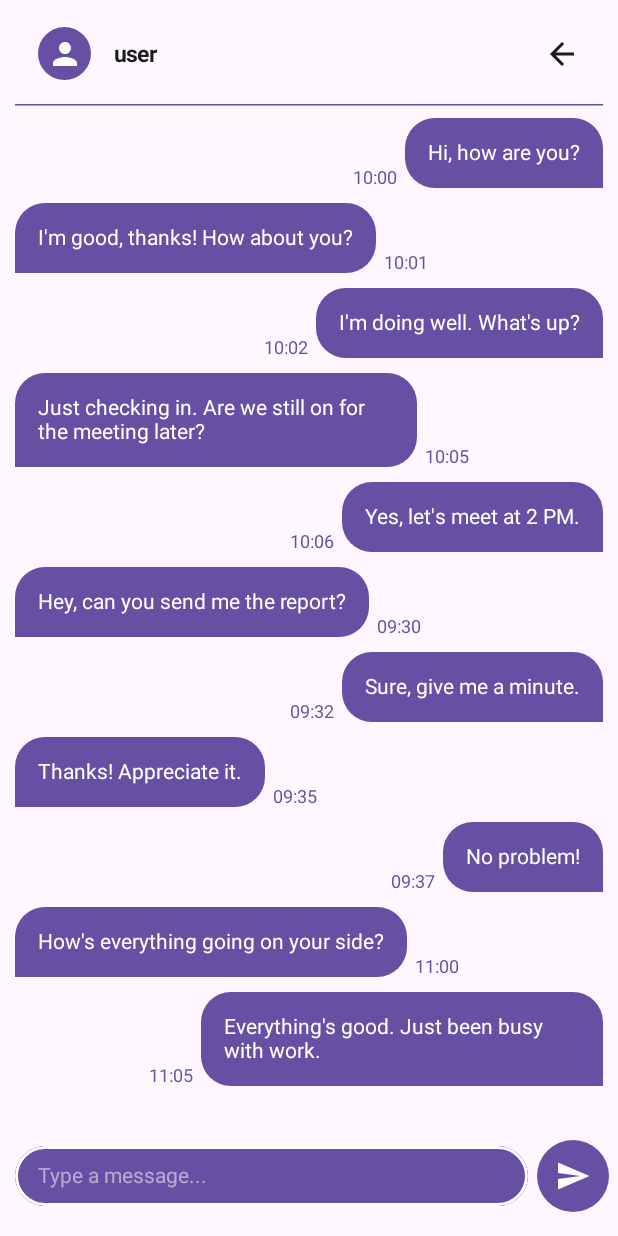
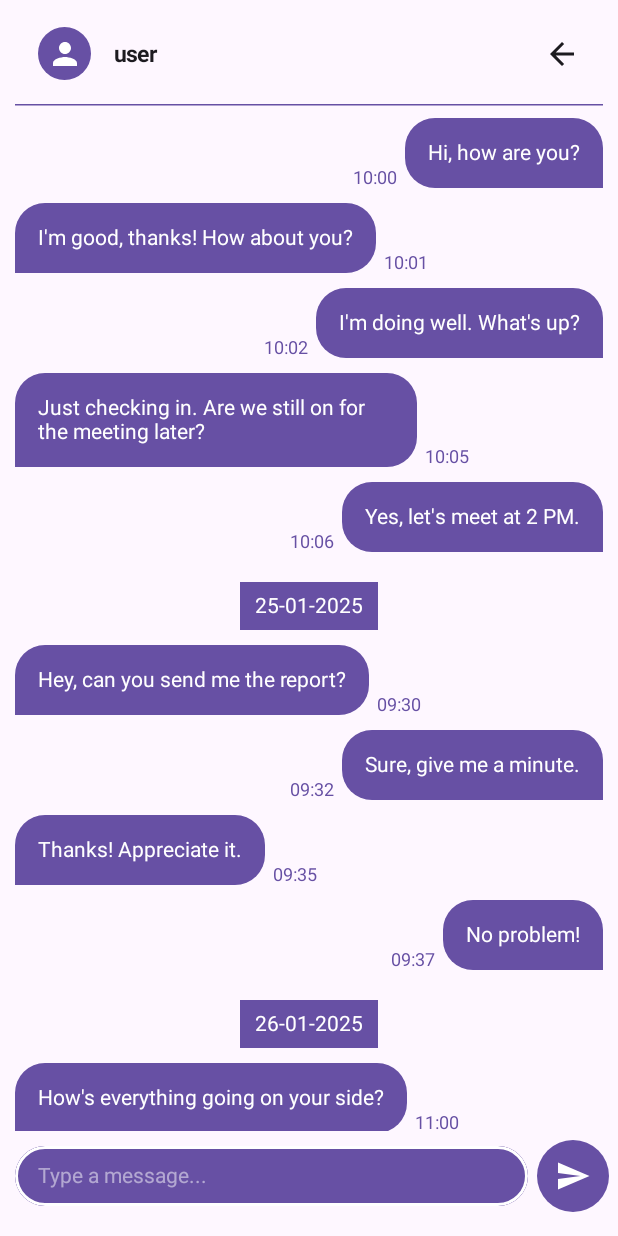
Before and after one commit to 4lghi/Chat-View-Kit, an Android app built with Jetpack Compose: the screen it shows after launch (MainActivity), on a phone screen of 412 x 824 dp. Run offline under Robolectric (Android 15) with nearby library versions, the phone set to English and light mode, and no system bars.

Commit message:
chat ui update

```diff
--- a/app/src/main/java/com/example/chat_republik/MainActivity.kt
+++ b/app/src/main/java/com/example/chat_republik/MainActivity.kt
@@ -23,6 +23,7 @@ import androidx.compose.foundation.layout.padding
 import androidx.compose.foundation.layout.size
 import androidx.compose.foundation.layout.width
 import androidx.compose.foundation.layout.widthIn
+import androidx.compose.foundation.layout.wrapContentSize
 import androidx.compose.foundation.lazy.LazyColumn
 import androidx.compose.foundation.lazy.items
 import androidx.compose.foundation.rememberScrollState
@@ -58,6 +59,7 @@ import androidx.compose.ui.graphics.SolidColor
 import androidx.compose.ui.platform.LocalConfiguration
 import androidx.compose.ui.text.TextStyle
 import androidx.compose.ui.text.font.FontWeight
+import androidx.compose.ui.text.style.TextAlign
 import androidx.compose.ui.tooling.preview.Preview
 import androidx.compose.ui.unit.dp
 import androidx.compose.ui.unit.sp
@@ -161,9 +163,9 @@ fun Chat() {
         )
     }
 
+    val currentTime = LocalDateTime.now().format(DateTimeFormatter.ofPattern("dd-MM-yyyy HH:mm"))
+    var dateBefore by remember { mutableStateOf("") }
 
-
-    val currentTime = LocalDateTime.now().format(DateTimeFormatter.ofPattern("dd-MM-yyyy HH:mm"))
     var isMessageReceived by remember { mutableStateOf(false) }
 
 //    username user
@@ -246,14 +248,45 @@ fun Chat() {
             ) {
                 items(messages) { message ->
                     val timeFormatted = try {
-                        // Mencoba untuk memparsing waktu
                         LocalDateTime.parse(message.time, DateTimeFormatter.ofPattern("dd-MM-yyyy HH:mm"))
                             .format(DateTimeFormatter.ofPattern("HH:mm"))
                     } catch (e: DateTimeParseException) {
-                        // Tangani kesalahan parsing jika terjadi dan beri nilai default
                         Log.e("ChatApp", "Parsing error for time: ${e.message}")
                         ""
                     }
+
+                    val dateFormatted = try {
+                        LocalDateTime.parse(message.time, DateTimeFormatter.ofPattern("dd-MM-yyyy HH:mm"))
+                            .format(DateTimeFormatter.ofPattern("dd-MM-yyyy"))
+                    } catch (e: DateTimeParseException) {
+                        Log.e("ChatApp", "Parsing error for date: ${e.message}")
+                        ""
+                    }
+
+                    // Jika tanggal pesan berubah, tambahkan header tanggal baru
+                    if (dateFormatted != dateBefore) {
+                        dateBefore = dateFormatted
+
+                        Row {
+                            Box(
+                                modifier = Modifier
+                                    .weight(1f)
+                                    .padding(top = 10.dp, bottom = 10.dp)
+                                    .wrapContentSize(Alignment.Center) // Agar Box mengikuti lebar konten
+                            ) {
+                                Text(
+                                    text = dateFormatted,
+                                    textAlign = TextAlign.Center,
+                                    modifier = Modifier
+                                        .background(MaterialTheme.colorScheme.primary) // Background pada Text saja
+                                        .padding(horizontal = 10.dp, vertical = 8.dp), // Padding sekitar Text
+                                    fontSize = 14.sp,
+                                    color = MaterialTheme.colorScheme.onPrimary
+                                )
+                            }
+                        }
+                    }
+
 
                     // Tampilkan pesan sesuai dengan siapa yang mengirim
                     if (message.isSender) {
@@ -264,7 +297,6 @@ fun Chat() {
                     Spacer(modifier = Modifier.height(10.dp))
                 }
             }
-
 
 //           CHAT INPUT FIELD
             ChatInputField(
```
